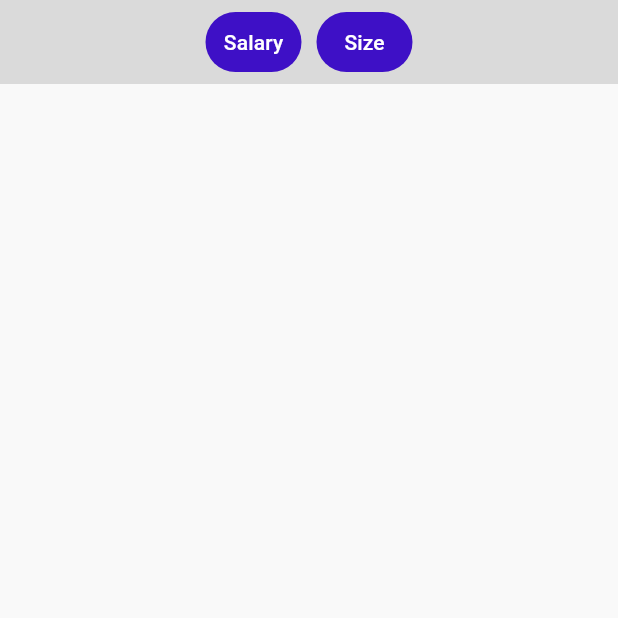
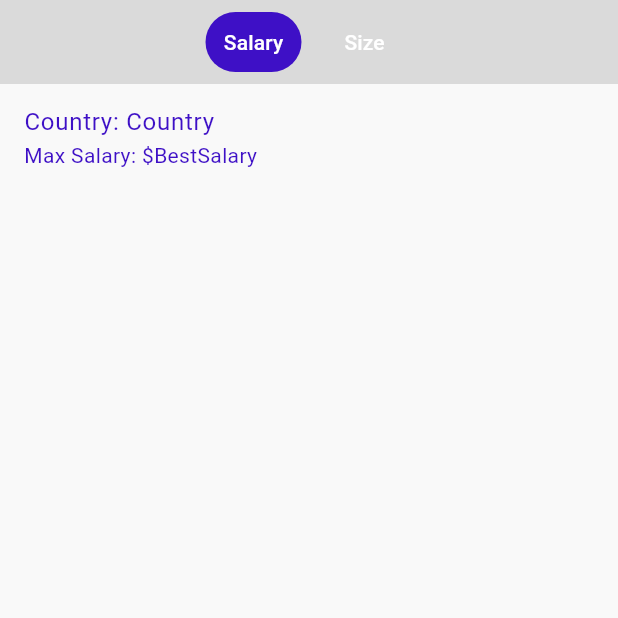
Before and after one commit to SorenM22/CS3541-Final-Project, a Flutter app: the TrendsPage screen opened directly, after a tap on "Salary", on a phone screen of 412 x 824 dp, the top half of it. Run offline on Flutter 3.47's test engine with Material 3 defaults, Android fonts, the phone set to English and light mode, and no system bars; our stand-ins replace audioplayers, cloud_firestore, csv, firebase_auth, firebase_core, get and 3 more; missing offline and left inert: dart:ffi, flex_color_picker, statistics; accounts and stored records are empty.

Commit message:
trends search by salary is working, initial size trend is working. Need to include the rest of the stats beyond maximum salary

```diff
--- a/lib/View/trends_page.dart
+++ b/lib/View/trends_page.dart
@@ -12,25 +12,41 @@ class TrendsPage extends StatefulWidget {
 
 class _TrendsPageState extends State<TrendsPage> {
   final reader = csv_reader();
-  bool selectedValue = true; // Selected value for the radio button group
+  bool isLoading = false;
+  bool selectedValue = true;
   var searchBarPresenter = SearchBarPresenter.instance;
 
-  List<List<dynamic>> salaryByCountry = [];
+  List<List<dynamic>> trends = [];
+
   Future<void> getBestJobSalary() async {
-    print(searchBarPresenter.getLatestSearch());
-    if(searchBarPresenter.getLatestSearch().isEmpty){
-      salaryByCountry = await reader.findBestJobSalary(null, "Data Engineer", context);
-    } else {salaryByCountry = await reader.findBestJobSalary(null, searchBarPresenter.getLatestSearch(), context);}
+    setState(() {
+      isLoading = true;
+    });
+
+    String searchQuery = searchBarPresenter.getLatestSearch();
+    trends = await reader.findBestJobSalary(
+      null,
+      searchQuery.isEmpty ? "Data Engineer" : searchQuery,
+      context,
+    );
+
+    setState(() {
+      isLoading = false;
+      selectedValue = true;
+    });
   }
 
-  List<List<dynamic>> companySizePattern = [];
   Future<void> getCompanySizeSalaryPattern() async {
-    companySizePattern = await reader.findCompanySizeSalaryPattern(context);
-  }
+    setState(() {
+      isLoading = true;
+    });
 
-  @override
-  void initState() {
-    super.initState();
+    trends = await reader.findCompanySizeSalaryPattern(context);
+
+    setState(() {
+      isLoading = false;
+      selectedValue = false;
+    });
   }
 
   @override
@@ -43,30 +59,24 @@ class _TrendsPageState extends State<TrendsPage> {
           mainAxisAlignment: MainAxisAlignment.center,
           children: [
             TextButton(
-              onPressed: () async {
-                await getBestJobSalary();
-                setState(() {
-                  selectedValue = true;
-                });
-              },
+              onPressed: getBestJobSalary,
               style: TextButton.styleFrom(
-                backgroundColor: Theme.of(context).colorScheme.onPrimary,
+                backgroundColor: selectedValue
+                    ? Theme.of(context).colorScheme.onPrimary
+                    : null,
               ),
               child: const Text(
                 "Salary",
                 style: TextStyle(color: Colors.white),
               ),
             ),
-            const SizedBox(width: 10), // Add spacing between buttons
+            const SizedBox(width: 10),
             TextButton(
-              onPressed: () async {
-                await getCompanySizeSalaryPattern();
-                setState(() {
-                  selectedValue = false;
-                });
-              },
+              onPressed: getCompanySizeSalaryPattern,
               style: TextButton.styleFrom(
-                backgroundColor: Theme.of(context).colorScheme.onPrimary,
+                backgroundColor: !selectedValue
+                    ? Theme.of(context).colorScheme.onPrimary
+                    : null,
               ),
               child: const Text(
                 "Size",
@@ -76,51 +86,32 @@ class _TrendsPageState extends State<TrendsPage> {
           ],
         ),
       ),
-      body: Center(
-        child: Column(
-          mainAxisAlignment: MainAxisAlignment.start,
-          children: <Widget>[
-            Flexible(
-              child: FutureBuilder(
-                builder: (context, snapshot) {
+      body: isLoading
+          ? Center(child: CircularProgressIndicator())
+          : trends.isEmpty
+          ? Center(
+        child: Text(
+          'No data available for ${searchBarPresenter.getLatestSearch()}',
+          style: TextStyle(fontSize: 16),
+          textAlign: TextAlign.center,
+        ),
+      )
+          : ListView.builder(
+        itemCount: trends.length,
+        itemBuilder: (context, index) {
+          final country = trends[index][0];
+          final maxSalary = trends[index][1];
 
-                  final trends = selectedValue == false
-                      ? salaryByCountry
-                      : companySizePattern;
-              return Row(
-                children:[
-                  Expanded(flex: 1, child: scrollableList(trends))
-                ]
-              );
-
-                  /*return ListView.builder(
-                    shrinkWrap: false,
-                    itemCount: selectedValue == false
-                        ? salaryByCountry.length
-                        : companySizePattern.length,
-                    itemBuilder: (context, index) {
-
-
-
-                        /*ListView.builder(
-                        shrinkWrap: false,
-                        itemCount: 3,
-                        itemBuilder: (BuildContext context, int index) {
-                          return TrendWidget(country: trends[index] as String, bestSalary: trends[index] as String);
-                        },
-                      );*/
-                    },
-                  );*/
-                },
-                future: getBestJobSalary(),
-              ),
-            ),
-          ],
-        ),
+          return ListTile(
+            title: Text('Country: $country'),
+            subtitle: Text('Max Salary: \$${maxSalary.toString()}'),
+          );
+        },
       ),
     );
   }
 }
+
 
 class TrendWidget extends StatelessWidget {
   final String country;
@@ -143,7 +134,11 @@ Widget scrollableList(List<List<dynamic>>? data) {
   if (data == null) {
     return const Center(child: CircularProgressIndicator());
   }
-  // print(data);
+  print(data);
+
+
+
+
 
   return ListView.separated(
       itemCount: data.length,
```
